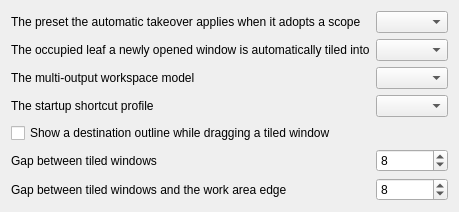
Qt form kwin/contents/ui/config.ui (beefsack/plasma-auto-tiler) before a commit.
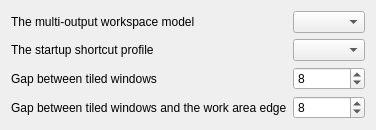
The same form after that commit.

Commit message: Unify native effects and improve window lifecycle handling

```diff
--- a/kwin/contents/ui/config.ui
+++ b/kwin/contents/ui/config.ui
@@ -3,61 +3,34 @@
  <class>ConfigModule</class>
  <widget class="QWidget" name="ConfigModule">
   <layout class="QFormLayout" name="formLayout">
-   <item row="0" column="0">
-    <widget class="QLabel" name="label_tilingAlgorithm">
-     <property name="text">
-      <string>The preset the automatic takeover applies when it adopts a scope</string>
-     </property>
-    </widget>
-   </item>
-   <item row="0" column="1">
-    <widget class="QComboBox" name="kcfg_tilingAlgorithm"/>
-   </item>
-   <item row="1" column="0">
-    <widget class="QLabel" name="label_automaticSplitTarget">
-     <property name="text">
-      <string>The occupied leaf a newly opened window is automatically tiled into</string>
-     </property>
-    </widget>
-   </item>
-   <item row="1" column="1">
-    <widget class="QComboBox" name="kcfg_automaticSplitTarget"/>
-   </item>
-   <item row="2" column="0">
+    <item row="0" column="0">
     <widget class="QLabel" name="label_workspaceMode">
      <property name="text">
       <string>The multi-output workspace model</string>
      </property>
     </widget>
    </item>
-   <item row="2" column="1">
+    <item row="0" column="1">
     <widget class="QComboBox" name="kcfg_workspaceMode"/>
    </item>
-   <item row="3" column="0">
+    <item row="1" column="0">
     <widget class="QLabel" name="label_shortcutProfile">
      <property name="text">
       <string>The startup shortcut profile</string>
      </property>
     </widget>
    </item>
-    <item row="3" column="1">
+     <item row="1" column="1">
      <widget class="QComboBox" name="kcfg_shortcutProfile"/>
     </item>
-     <item row="4" column="0" colspan="2">
-      <widget class="QCheckBox" name="kcfg_dropOutlinePreview">
-       <property name="text">
-        <string>Show a destination outline while dragging a tiled window</string>
-       </property>
-      </widget>
-     </item>
-     <item row="5" column="0">
+      <item row="2" column="0">
       <widget class="QLabel" name="label_innerGap">
        <property name="text">
         <string>Gap between tiled windows</string>
        </property>
       </widget>
      </item>
-     <item row="5" column="1">
+      <item row="2" column="1">
       <widget class="QSpinBox" name="kcfg_innerGap">
        <property name="minimum">
         <number>0</number>
@@ -70,14 +43,14 @@
        </property>
       </widget>
      </item>
-     <item row="6" column="0">
+      <item row="3" column="0">
       <widget class="QLabel" name="label_outerGap">
        <property name="text">
         <string>Gap between tiled windows and the work area edge</string>
        </property>
       </widget>
      </item>
-     <item row="6" column="1">
+      <item row="3" column="1">
       <widget class="QSpinBox" name="kcfg_outerGap">
        <property name="minimum">
         <number>0</number>
```
The commit also changes 42 other files.
